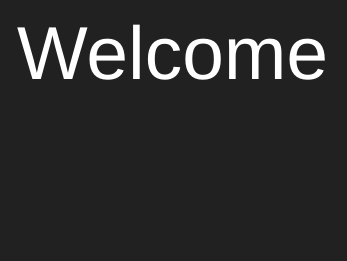
Old version of the form src/qvwelcomedialog.ui in the repository jurplel/qView.
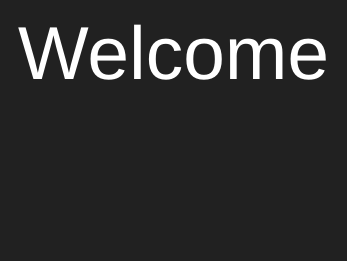
New version of the form.

Commit message: About and welcome dialogs can no longer be resized (also cleaned up layout)

```diff
--- a/src/qvwelcomedialog.ui
+++ b/src/qvwelcomedialog.ui
@@ -20,9 +20,6 @@
    <string notr="true">background-color: #212121</string>
   </property>
   <layout class="QVBoxLayout" name="verticalLayout_2">
-   <property name="leftMargin">
-    <number>9</number>
-   </property>
    <property name="bottomMargin">
     <number>30</number>
    </property>
```
Left out of the diff: 3 changed lines with no effect on the pictures. The commit also changes 3 other files.
